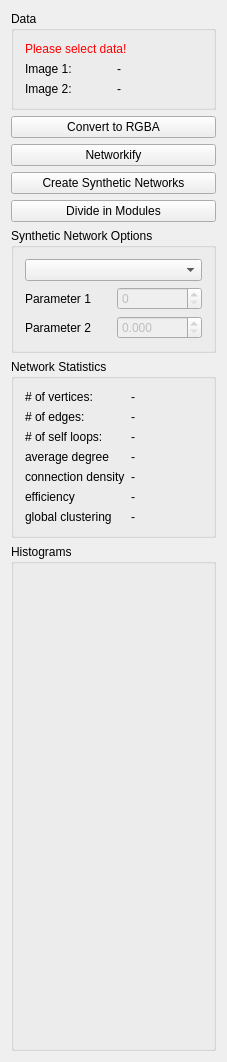
Before: the Qt Designer form Plugins/org.mitk.gui.qt.diffusionimaging/src/internal/Connectomics/QmitkBrainNetworkAnalysisViewControls.ui in MITK/MITK, drawn with Qt 5.
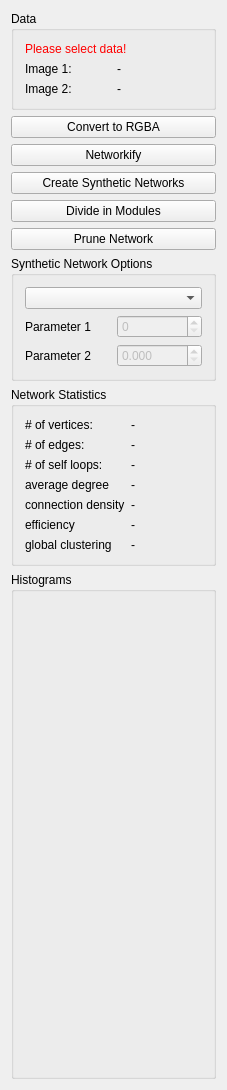
After: the same form once the commit is applied. Custom widgets are drawn as their Qt base class.

Commit message: Added option to prune unconnected nodes

Patch:
```diff
--- a/Plugins/org.mitk.gui.qt.diffusionimaging/src/internal/Connectomics/QmitkBrainNetworkAnalysisViewControls.ui
+++ b/Plugins/org.mitk.gui.qt.diffusionimaging/src/internal/Connectomics/QmitkBrainNetworkAnalysisViewControls.ui
@@ -7,7 +7,7 @@
     <x>0</x>
     <y>0</y>
     <width>227</width>
-    <height>1012</height>
+    <height>1045</height>
    </rect>
   </property>
   <property name="minimumSize">
@@ -109,6 +109,13 @@
      </property>
     </widget>
    </item>
+   <item>
+    <widget class="QPushButton" name="prunePushButton">
+     <property name="text">
+      <string>Prune Network</string>
+     </property>
+    </widget>
+   </item>
    <item>
     <spacer name="verticalSpacer">
      <property name="orientation">
```
The commit also changes 6 other files.
